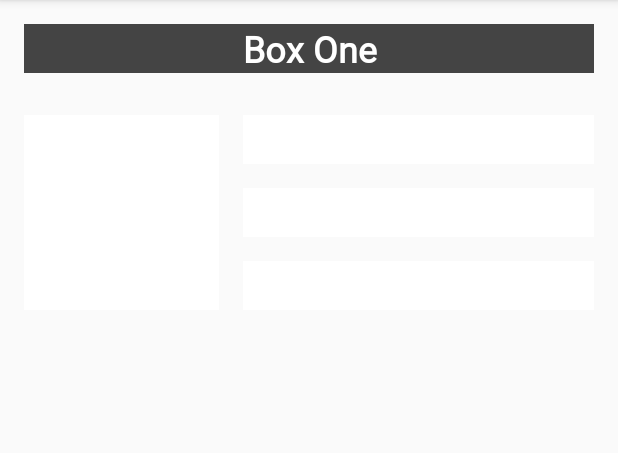
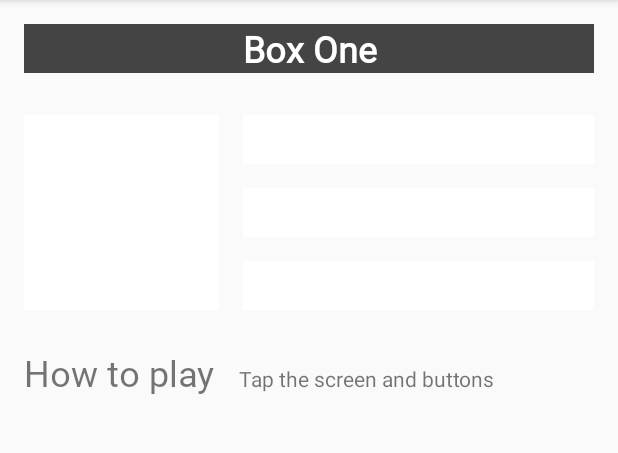
Before and after one commit to ardinusawan/ColorMyViews, an Android app: the screen it shows after launch (MainActivity), after a tap on "Box One", on a phone screen of 412 x 824 dp, the part 84-537 px from its top. Run offline under Robolectric (Android 15) with nearby library versions, the phone set to English and light mode, and no system bars.

Commit message:
Baseline Constraint

```diff
--- a/app/src/main/res/layout/activity_main.xml
+++ b/app/src/main/res/layout/activity_main.xml
@@ -73,4 +73,29 @@
         app:layout_constraintStart_toEndOf="@+id/box_two_text"
         app:layout_constraintTop_toBottomOf="@+id/box_three_text" />
 
+    <TextView
+        android:id="@+id/label_text"
+        android:layout_width="0dp"
+        android:layout_height="wrap_content"
+        android:layout_marginStart="16dp"
+        android:fontFamily="@font/roboto"
+        android:text="@string/how_to_play"
+        android:textSize="24sp"
+        app:layout_constraintBaseline_toBaselineOf="@+id/info_text"
+        app:layout_constraintStart_toStartOf="parent" />
+
+    <TextView
+        android:id="@+id/info_text"
+        android:layout_width="0dp"
+        android:layout_height="wrap_content"
+        android:layout_marginStart="16dp"
+        android:layout_marginEnd="16dp"
+        android:text="@string/tap_the_boxes_and_buttons"
+        app:layout_constraintBottom_toBottomOf="parent"
+        app:layout_constraintEnd_toEndOf="parent"
+        app:layout_constraintHorizontal_bias="0.0"
+        app:layout_constraintStart_toEndOf="@+id/label_text"
+        app:layout_constraintTop_toBottomOf="@+id/box_two_text"
+        app:layout_constraintVertical_bias="0.067" />
+
 </androidx.constraintlayout.widget.ConstraintLayout>
--- a/app/src/main/res/values/strings.xml
+++ b/app/src/main/res/values/strings.xml
@@ -8,4 +8,6 @@
     <string name="button_red">RED</string>
     <string name="button_yellow">YELLOW</string>
     <string name="button_green">GREEN</string>
+    <string name="how_to_play">How to play</string>
+    <string name="tap_the_boxes_and_buttons">Tap the screen and buttons</string>
 </resources>
```
